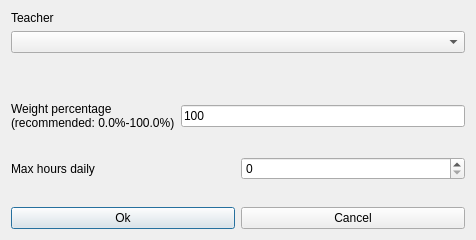
Qt form fet/src/interface/modifyconstraintteachermaxhoursdailyform_template.ui (vonmecheln/fet) before a commit.
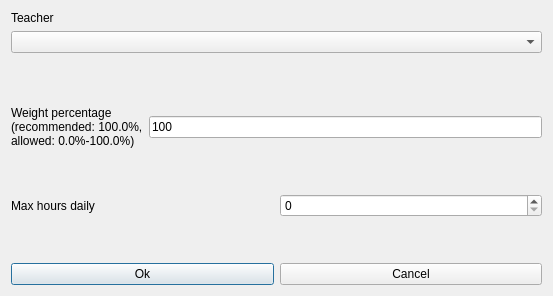
The same form after that commit.

What changed in the file:
```diff
--- a/fet/src/interface/modifyconstraintteachermaxhoursdailyform_template.ui
+++ b/fet/src/interface/modifyconstraintteachermaxhoursdailyform_template.ui
@@ -6,8 +6,8 @@
    <rect>
     <x>0</x>
     <y>0</y>
-    <width>476</width>
-    <height>240</height>
+    <width>553</width>
+    <height>296</height>
    </rect>
   </property>
   <property name="windowTitle">
@@ -72,7 +72,8 @@
        </property>
        <property name="text">
         <string>Weight percentage
-(recommended: 0.0%-100.0%)</string>
+(recommended: 100.0%,
+allowed: 0.0%-100.0%)</string>
        </property>
        <property name="wordWrap">
         <bool>false</bool>
```
